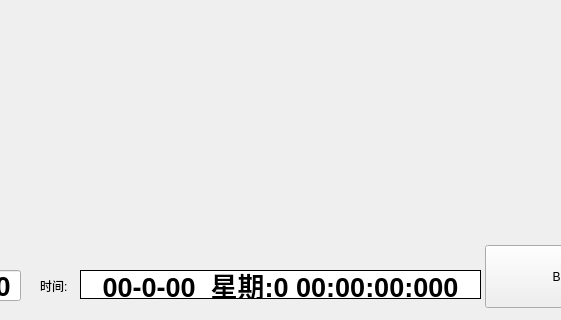
Above: main/ui/connect_charge.ui from Blackrose/Tcutest_SerialSystem before the change; both pictures show x 140 to 701 and y 160 to 480 of the 800 by 480 pixel window. Below: the same form after it.
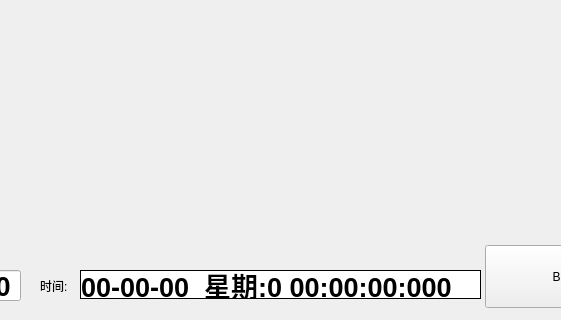
That is the form after the change. Icons and pictures are not drawn.

```diff
--- a/main/ui/connect_charge.ui
+++ b/main/ui/connect_charge.ui
@@ -143,10 +143,10 @@
     <enum>QFrame::Plain</enum>
    </property>
    <property name="text">
-    <string>00-0-00  星期:0 00:00:00:000</string>
+    <string>00-00-00  星期:0 00:00:00:000</string>
    </property>
    <property name="alignment">
-    <set>Qt::AlignCenter</set>
+    <set>Qt::AlignJustify|Qt::AlignVCenter</set>
    </property>
   </widget>
   <widget class="QPushButton" name="back_but">
```
Left out of the diff: 2 changed lines with no effect on the pictures.
